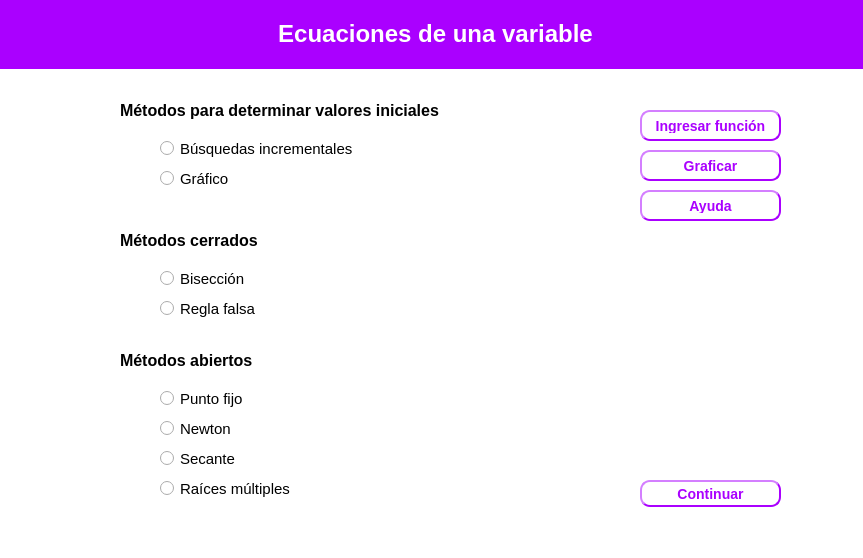
First picture: the form in UI/paginaprincipal.ui, repository dhoyoso/AnalisisNumerico, before the edit.
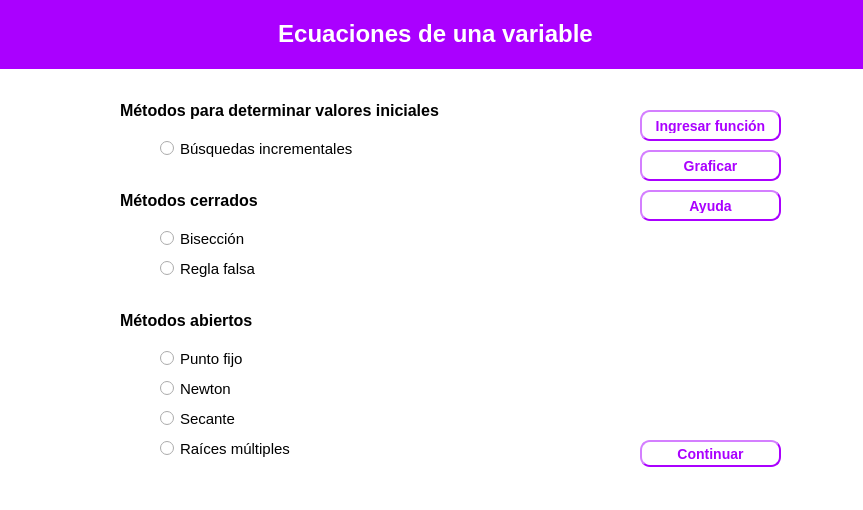
Second picture: the form after the edit.

Patch:
```diff
--- a/UI/paginaprincipal.ui
+++ b/UI/paginaprincipal.ui
@@ -7,7 +7,7 @@
     <x>0</x>
     <y>0</y>
     <width>863</width>
-    <height>558</height>
+    <height>510</height>
    </rect>
   </property>
   <property name="font">
@@ -50,37 +50,11 @@
     </size>
    </property>
   </widget>
-  <widget class="QRadioButton" name="Grafico">
-   <property name="geometry">
-    <rect>
-     <x>160</x>
-     <y>170</y>
-     <width>211</width>
-     <height>17</height>
-    </rect>
-   </property>
-   <property name="font">
-    <font>
-     <pointsize>11</pointsize>
-     <weight>50</weight>
-     <bold>false</bold>
-    </font>
-   </property>
-   <property name="text">
-    <string>Gráfico</string>
-   </property>
-   <property name="iconSize">
-    <size>
-     <width>18</width>
-     <height>18</height>
-    </size>
-   </property>
-  </widget>
   <widget class="QRadioButton" name="Biseccion">
    <property name="geometry">
     <rect>
      <x>160</x>
-     <y>270</y>
+     <y>230</y>
      <width>211</width>
      <height>17</height>
     </rect>
@@ -106,7 +80,7 @@
    <property name="geometry">
     <rect>
      <x>160</x>
-     <y>450</y>
+     <y>410</y>
      <width>211</width>
      <height>17</height>
     </rect>
@@ -132,7 +106,7 @@
    <property name="geometry">
     <rect>
      <x>160</x>
-     <y>300</y>
+     <y>260</y>
      <width>211</width>
      <height>17</height>
     </rect>
@@ -158,7 +132,7 @@
    <property name="geometry">
     <rect>
      <x>160</x>
-     <y>420</y>
+     <y>380</y>
      <width>211</width>
      <height>17</height>
     </rect>
@@ -184,7 +158,7 @@
    <property name="geometry">
     <rect>
      <x>160</x>
-     <y>390</y>
+     <y>350</y>
      <width>211</width>
      <height>17</height>
     </rect>
@@ -210,7 +184,7 @@
    <property name="geometry">
     <rect>
      <x>120</x>
-     <y>230</y>
+     <y>190</y>
      <width>151</width>
      <height>21</height>
     </rect>
@@ -223,7 +197,7 @@
    <property name="geometry">
     <rect>
      <x>120</x>
-     <y>350</y>
+     <y>310</y>
      <width>151</width>
      <height>21</height>
     </rect>
@@ -249,7 +223,7 @@
    <property name="geometry">
     <rect>
      <x>160</x>
-     <y>480</y>
+     <y>440</y>
      <width>211</width>
      <height>17</height>
     </rect>
@@ -335,7 +309,7 @@
    <property name="geometry">
     <rect>
      <x>640</x>
-     <y>480</y>
+     <y>440</y>
      <width>141</width>
      <height>27</height>
     </rect>
```
